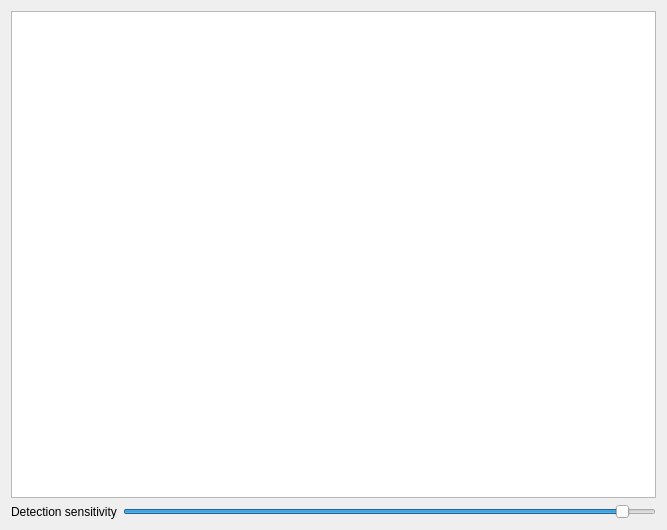
Old version of the form camera_view.ui in the repository mrazr/antarstick.
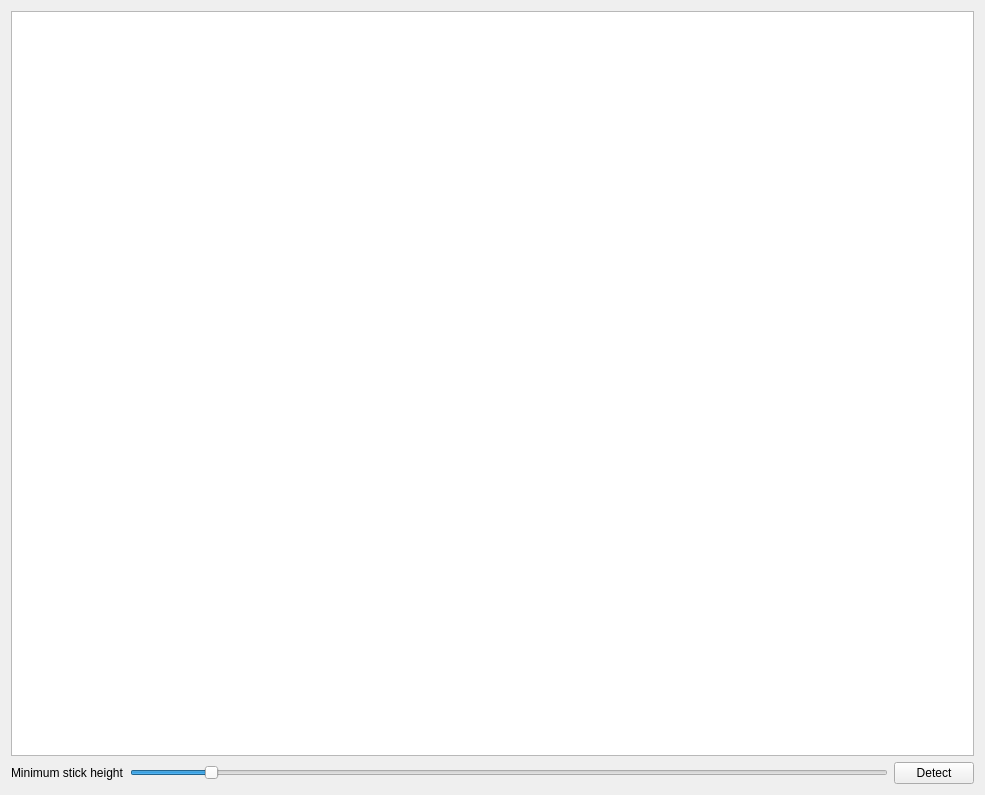
New version of the form.

Commit message: reworked stick overlay over image

Patch:
```diff
--- a/camera_view.ui
+++ b/camera_view.ui
@@ -6,8 +6,8 @@
    <rect>
     <x>0</x>
     <y>0</y>
-    <width>667</width>
-    <height>530</height>
+    <width>985</width>
+    <height>795</height>
    </rect>
   </property>
   <property name="windowTitle">
@@ -22,7 +22,7 @@
      <item>
       <widget class="QLabel" name="label">
        <property name="text">
-        <string>Detection sensitivity</string>
+        <string>Minimum stick height</string>
        </property>
       </widget>
      </item>
@@ -32,7 +32,7 @@
         <number>100</number>
        </property>
        <property name="value">
-        <number>95</number>
+        <number>10</number>
        </property>
        <property name="orientation">
         <enum>Qt::Horizontal</enum>
@@ -45,6 +45,13 @@
        </property>
       </widget>
      </item>
+     <item>
+      <widget class="QPushButton" name="btnFindNonSnow">
+       <property name="text">
+        <string>Detect</string>
+       </property>
+      </widget>
+     </item>
     </layout>
    </item>
   </layout>
```
Left out of the diff: 9 changed lines with no effect on the pictures. The commit also changes 7 other files.
